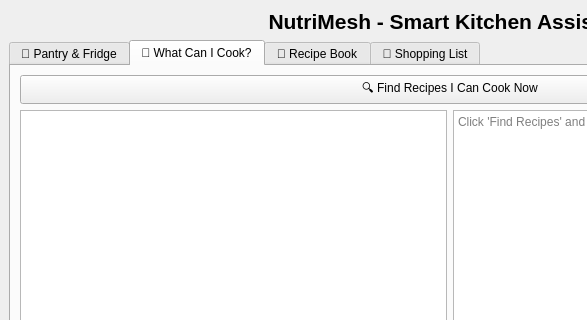
Old version of the form src/ui/MainWindow.ui in the repository kuf1k/my-project; both pictures show x 0 to 587 and y 0 to 320 of the 900 by 600 pixel window.
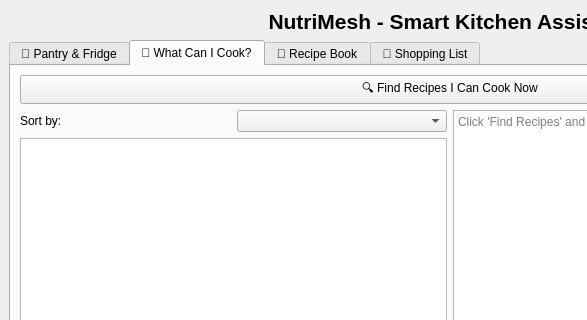
New version of the form. The open tabs and pages were chosen to show the change.

Commit message: feat(ui): add recipe sorting by name, prep time, and calories

Patch:
```diff
--- a/src/ui/MainWindow.ui
+++ b/src/ui/MainWindow.ui
@@ -81,7 +81,25 @@
                                 <item>
                                     <layout class="QHBoxLayout" name="matcherContentLayout">
                                         <item>
-                                            <widget class="QListWidget" name="cookableRecipesListWidget"/>
+                                            <layout class="QVBoxLayout" name="matcherLeftLayout">
+                                                <item>
+                                                    <layout class="QHBoxLayout" name="matcherSortLayout">
+                                                        <item>
+                                                            <widget class="QLabel" name="matcherSortLabel">
+                                                                <property name="text">
+                                                                    <string>Sort by:</string>
+                                                                </property>
+                                                            </widget>
+                                                        </item>
+                                                        <item>
+                                                            <widget class="QComboBox" name="matcherSortComboBox"/>
+                                                        </item>
+                                                    </layout>
+                                                </item>
+                                                <item>
+                                                    <widget class="QListWidget" name="cookableRecipesListWidget"/>
+                                                </item>
+                                            </layout>
                                         </item>
                                         <item>
                                             <widget class="QTextEdit" name="cookableRecipeDetailsTextEdit">
```
Left out of the diff: 20 changed lines with no effect on the pictures. The commit also changes 2 other files.
